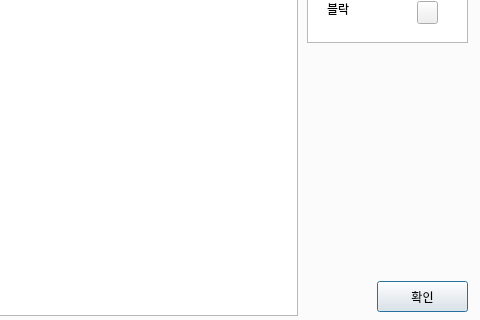
The window that simul.ui (ingssg/Logistics_simulator) describes before a commit, drawn with Qt 5; both pictures show x 520 to 1000 and y 230 to 550 of the 1000 by 550 pixel window.
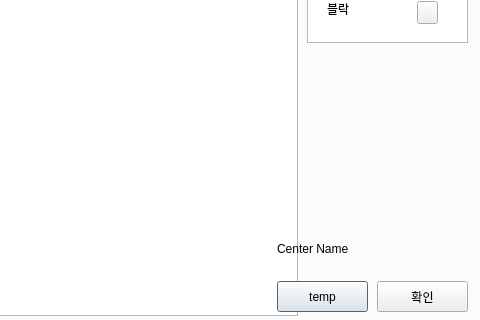
The same window after the commit.

Commit message: result signal

```diff
--- a/simul.ui
+++ b/simul.ui
@@ -188,6 +188,32 @@
       <string>Center Name</string>
      </property>
     </widget>
+    <widget class="QLabel" name="timetemp">
+     <property name="geometry">
+      <rect>
+       <x>790</x>
+       <y>440</y>
+       <width>111</width>
+       <height>16</height>
+      </rect>
+     </property>
+     <property name="text">
+      <string>Center Name</string>
+     </property>
+    </widget>
+    <widget class="QPushButton" name="oktemp">
+     <property name="geometry">
+      <rect>
+       <x>790</x>
+       <y>480</y>
+       <width>91</width>
+       <height>31</height>
+      </rect>
+     </property>
+     <property name="text">
+      <string>temp</string>
+     </property>
+    </widget>
     <widget class="QPushButton" name="ok">
      <property name="geometry">
       <rect>
```
The commit also changes 1 other file.
